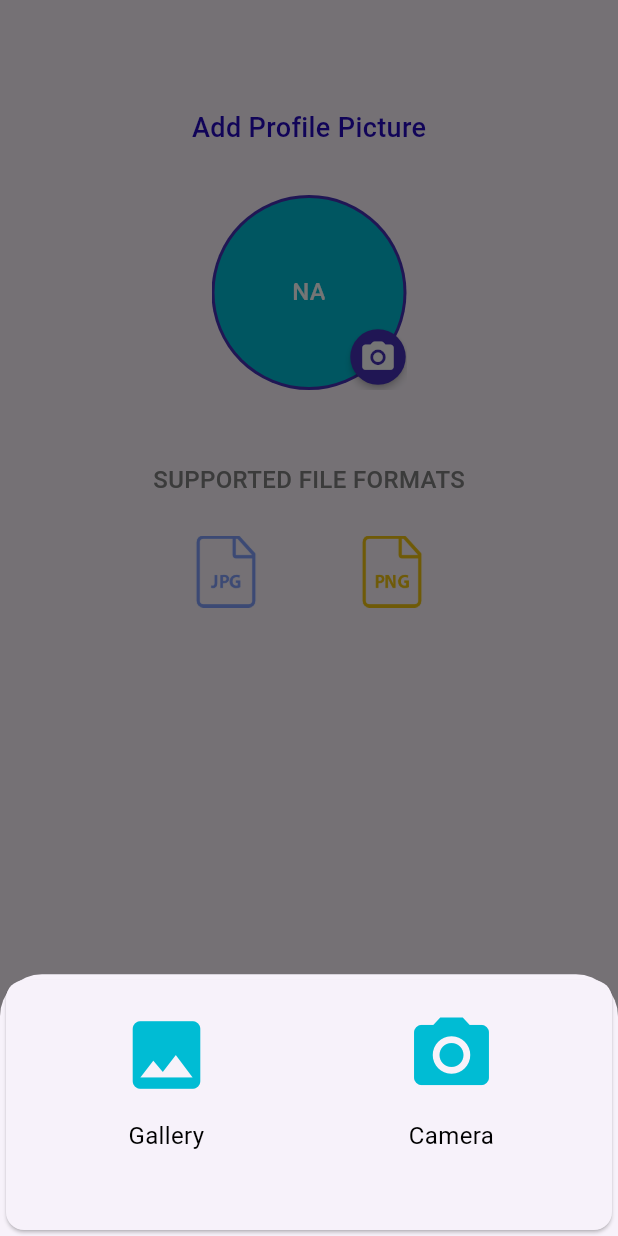
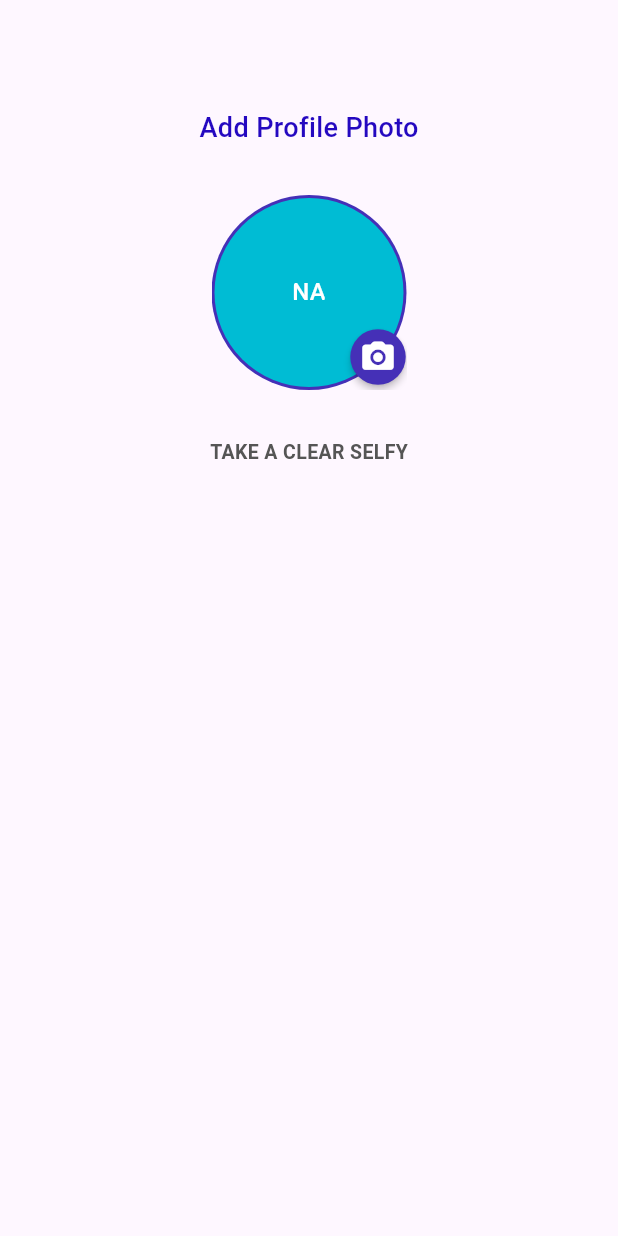
Before and after one commit to nlebplsacred/salarycredits, a Flutter app: the LoanProfilePicturePage screen opened directly with empty values, after a tap on the "camera alt" icon, on a phone screen of 412 x 824 dp. Run offline on Flutter 3.47's test engine with Material 3 defaults, Android fonts, the phone set to English and light mode, and no system bars; our stand-ins replace device_info_plus, file_picker, flutter_html, form_field_validator, image_cropper, image_picker and 5 more; missing offline and left inert: get_ip_address, syncfusion_flutter_pdfviewer; accounts and stored records are empty; network calls fail.

Commit message:
chnage in gallry and camera access

```diff
--- a/lib/features/dashboard/dashboard_page.dart
+++ b/lib/features/dashboard/dashboard_page.dart
@@ -80,6 +80,7 @@ class _DashboardPageState extends State<DashboardPage> {
   }
 
   void bindProcessStatus(ShortLoanDetails shortLoanDetails) {
+
     shortLoan = shortLoanDetails;
 
     if (shortLoan.getApplicationId > 0) {
@@ -104,7 +105,6 @@ class _DashboardPageState extends State<DashboardPage> {
         }
       } else if (shortLoan.getStatusId == 4) {
         //HR Approved
-
         processDescription = "Application Id - ${shortLoan.getApplicationId} Approved by HR";
       } else if (shortLoan.getStatusId == 5) {
         //HR Rejected
@@ -362,8 +362,8 @@ class _DashboardPageState extends State<DashboardPage> {
   }
 
   Column getOfferView(ApplicantDashboardBaseModel applicantDashboardBaseModel) {
+
     bindProcessStatus(applicantDashboardBaseModel.shortLoanDetails);
-
     bindApprovedOffer(applicantDashboardBaseModel.approvedOffer);
 
     return Column(
@@ -544,5 +544,6 @@ class _DashboardPageState extends State<DashboardPage> {
         ),
       ],
     );
+
   }
 }
--- a/lib/features/loan_profile_picture/loan_profile_picture_page.dart
+++ b/lib/features/loan_profile_picture/loan_profile_picture_page.dart
@@ -8,7 +8,6 @@ import 'package:image_picker/image_picker.dart';
 import 'package:permission_handler/permission_handler.dart';
 import 'package:salarycredits/features/loan_apply_confirm_otp/loan_apply_otp_page.dart';
 import 'package:shared_preferences/shared_preferences.dart';
-
 import '../../models/document/document_model.dart';
 import '../../models/loan/lender_consent_model.dart';
 import '../../models/loan/loan_model.dart';
@@ -161,7 +160,9 @@ class _LoanProfilePicturePageState extends State<LoanProfilePicturePage> {
     if (await permission.isDenied) {
       final result = await permission.request();
       if (result.isGranted) {
-        showImagePicker(); // Permission is granted
+        // Permission is granted
+        //showImagePicker(); //Open camera/gallery
+        _imgFromCamera(); //Open only camera
       } else if (result.isDenied) {
         showAlertDialogForCamera(); // Permission is denied
       } else if (result.isPermanentlyDenied) {
@@ -244,7 +245,7 @@ class _LoanProfilePicturePageState extends State<LoanProfilePicturePage> {
               Padding(
                 padding: EdgeInsets.only(top: 32, left: 0.0),
                 child: Text(
-                  "Add Profile Picture",
+                  "Add Profile Photo",
                   style: AppStyle.userProfile,
                 ),
               ),
@@ -291,7 +292,8 @@ class _LoanProfilePicturePageState extends State<LoanProfilePicturePage> {
                               final status = await permission.status.isGranted;
 
                               if (status) {
-                                showImagePicker(); //Open the camera
+                                //showImagePicker(); //Open camera/gallery
+                                _imgFromCamera(); //Open only camera
                               } else {
                                 //open popup for prominent disclose of permission
                                 showAlertDialogForCamera();
@@ -316,18 +318,8 @@ class _LoanProfilePicturePageState extends State<LoanProfilePicturePage> {
             ],
           ),
           Padding(
-            padding: const EdgeInsets.only(top: 48, left: 16.0, right: 16.0),
-            child: Text("Supported File Formats".toUpperCase(), style: AppStyle.heading16),
-          ),
-          Padding(
-            padding: const EdgeInsets.only(top: 26, left: 32.0, right: 32.0),
-            child: Row(
-              mainAxisAlignment: MainAxisAlignment.spaceEvenly,
-              children: [
-                Image.asset("assets/jpg_icon.png", color: AppColor.loanBox3, width: 48.0, height: 48.0),
-                Image.asset("assets/png_icon.png", color: AppColor.yellowLight, width: 48.0, height: 48.0),
-              ],
-            ),
+            padding: const EdgeInsets.only(top: 32, left: 16.0, right: 16.0),
+            child: Text("Take a clear selfy".toUpperCase(), style: AppStyle.pageTitle3),
           ),
           Padding(
             padding: const EdgeInsets.only(top: 32.0, left: 16.0, right: 16.0),
```
Also changed, not shown: lib/features/loan_document_details/loan_document_form_page.dart (+11 -5 lines).
